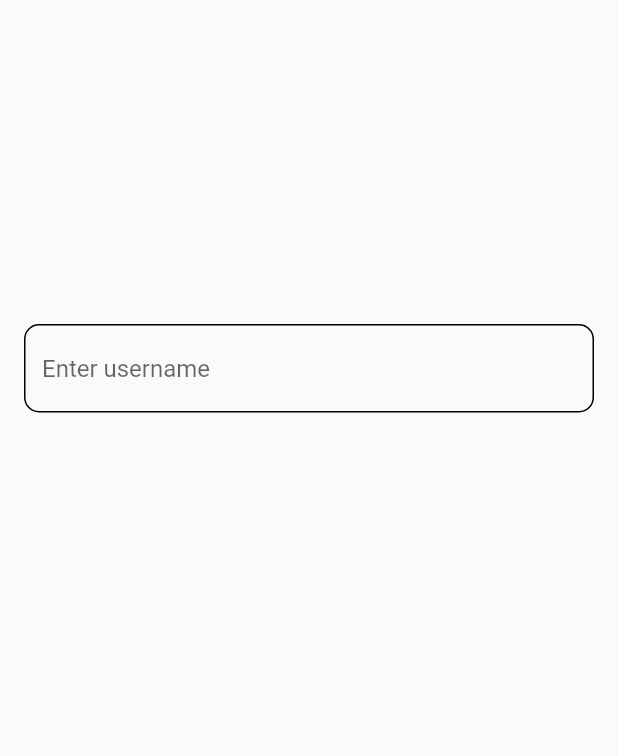
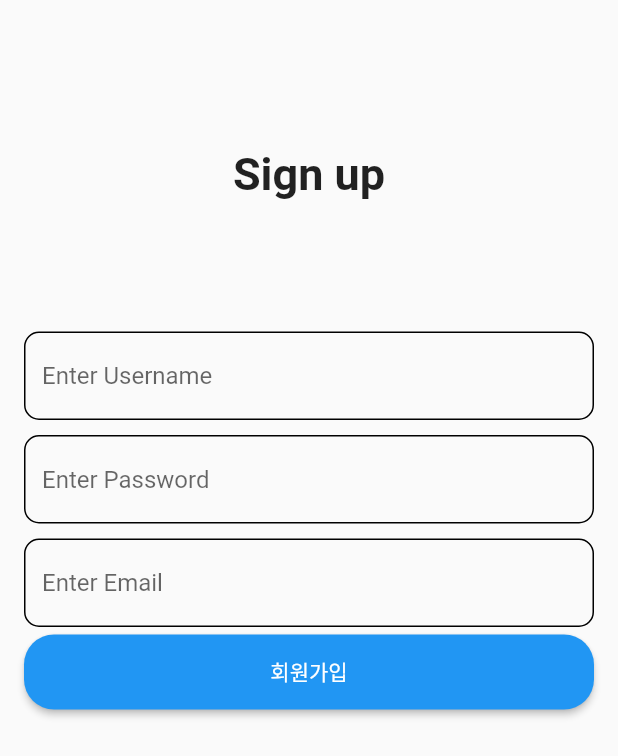
Before and after one commit to MDandersonm/Flutter, a Flutter app: the screen it shows after launch, on a phone screen of 412 x 824 dp. Shown: the top 756 px of the screen. Run offline on Flutter 3.47's test engine with Material 2 defaults, Android fonts, the phone set to English and light mode, and no system bars; our stand-ins replace flutter_svg, font_awesome_flutter, validators.

Commit message:
feat: [김영진] 블로그 앱 회원가입UI [FLUTTER-BLOG-01]

```diff
--- /dev/null
+++ b/flutter_blog/lib/components/custom_elevated_button.dart
@@ -0,0 +1,21 @@
+import 'package:flutter/material.dart';
+
+class CustomElevatedButton extends StatelessWidget {
+  final String text;
+
+  const CustomElevatedButton({required this.text});
+
+
+  @override
+  Widget build(BuildContext context) {
+    return ElevatedButton(
+        style: ElevatedButton.styleFrom(
+          minimumSize: Size(double.infinity, 50),//가로는 최대치, 세로는 50
+          shape: RoundedRectangleBorder(
+            borderRadius: BorderRadius.circular(20),
+          ),
+        ),
+        onPressed: () {},
+        child: Text("$text"));
+  }
+}
--- a/flutter_blog/lib/components/custom_text_from_field.dart
+++ b/flutter_blog/lib/components/custom_text_from_field.dart
@@ -2,12 +2,18 @@ import 'package:flutter/material.dart';
 
 class CustomTextFormField extends StatelessWidget {
 
+  final String hint;
+
+  const CustomTextFormField({required this.hint});
 
   @override
   Widget build(BuildContext context) {
-    return TextFormField(
+    return Padding(
+      padding: const EdgeInsets.symmetric(vertical: 5),
+      child: TextFormField(
         decoration: InputDecoration(
-        hintText: "Enter username",
+          hintText: "$hint",//hint라 하지말고 이렇게 하는게 좋다
+          //// null이 되면 오류가나지않고 빈공백이 나온다 그래서 이렇게 넣는게 좋음
           enabledBorder: OutlineInputBorder(
             borderRadius: BorderRadius.circular(10),
           ),
@@ -21,6 +27,7 @@ class CustomTextFormField extends StatelessWidget {
             borderRadius: BorderRadius.circular(10),
           ),
         ),
+      ),
     );
   }
 }
--- a/flutter_blog/lib/pages/user/join_page.dart
+++ b/flutter_blog/lib/pages/user/join_page.dart
@@ -1,4 +1,5 @@
 import 'package:flutter/material.dart';
+import 'package:flutter_blog/components/custom_elevated_button.dart';
 import 'package:flutter_blog/components/custom_text_from_field.dart';
 
 class JoinPage extends StatelessWidget {
@@ -10,11 +11,31 @@ class JoinPage extends StatelessWidget {
         child: ListView(
           //리스트뷰는 Center로 정렬이안됨 sizedBox로 한다.
           children: [
-            SizedBox(height: 200),
-            CustomTextFormField(),
+            Container(
+              alignment: Alignment.center,
+              height: 200,
+              child: Text(
+                "Sign up",
+                style: TextStyle(fontSize: 30, fontWeight: FontWeight.bold),
+              ),
+            ),
+            _joinForm(),
           ],
         ),
       ),
     );
   }
+
+  Widget _joinForm() {
+    return Form(
+      child: Column(
+        children: [
+          CustomTextFormField(hint: "Enter Username"),
+          CustomTextFormField(hint: "Enter Password"),
+          CustomTextFormField(hint: "Enter Email"),
+          CustomElevatedButton(text: "회원가입")
+        ],
+      ),
+    );
+  }
 }
```
Lines whose indentation alone changed are shown as unchanged.
